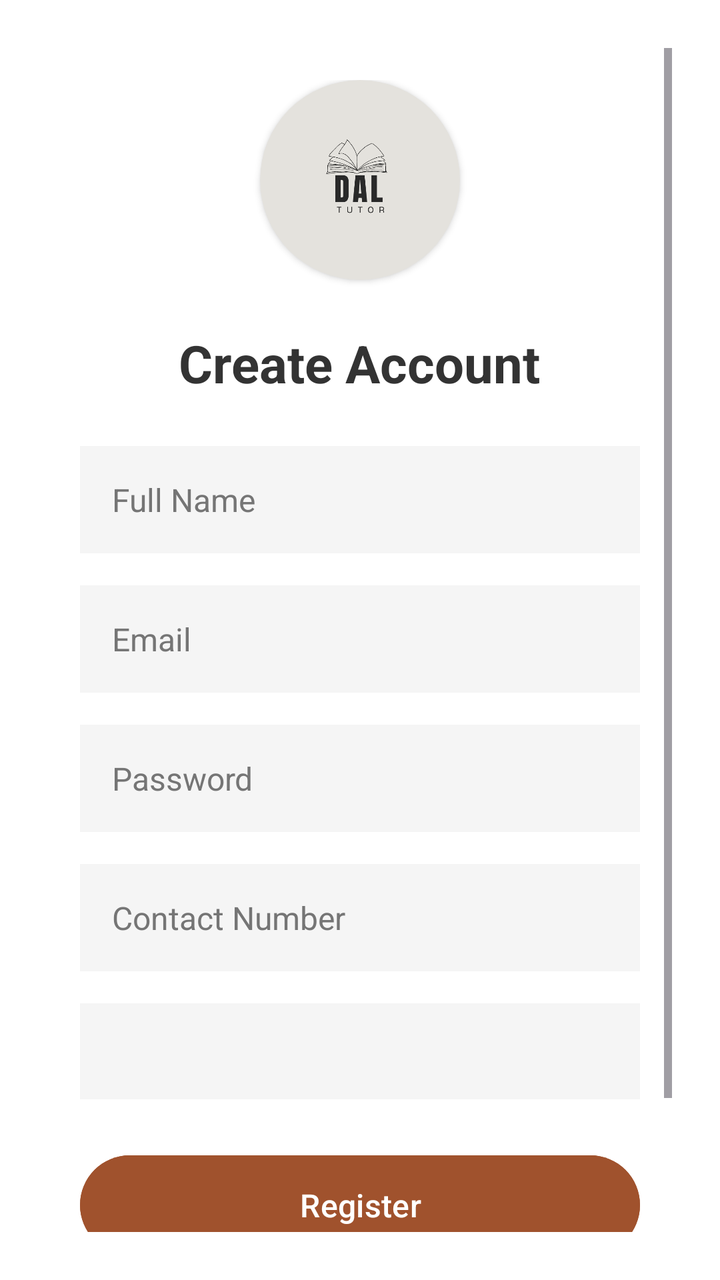
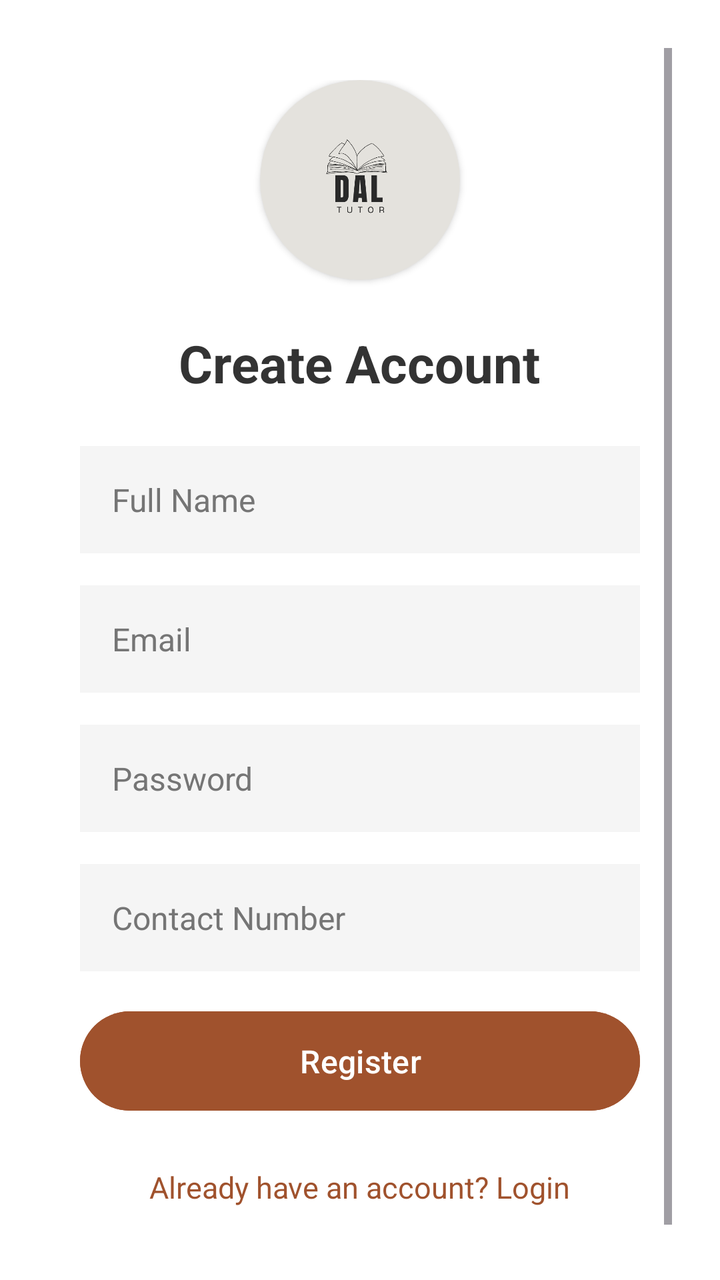

An Android layout rendered at two revisions. The XML below is the earlier revision; the diff shows what the commit changed to produce the second picture.
<!-- AndroidManifest.xml: application theme Theme.Csci3130Group1 -->
<!-- res/layout/activity_register.xml -->
<?xml version="1.0" encoding="utf-8"?>
<RelativeLayout xmlns:android="http://schemas.android.com/apk/res/android"
    xmlns:app="http://schemas.android.com/apk/res-auto"
    xmlns:tools="http://schemas.android.com/tools"
    android:layout_width="match_parent"
    android:layout_height="match_parent"
    android:background="#FFFFFF"
    android:padding="24dp"
    tools:context=".RegisterActivity">

    <ScrollView
        android:layout_width="match_parent"
        android:layout_height="match_parent"
        android:fillViewport="true">

        <LinearLayout
            android:layout_width="match_parent"
            android:layout_height="wrap_content"
            android:gravity="center"
            android:orientation="vertical"
            android:padding="16dp">

            
            <androidx.cardview.widget.CardView
                android:id="@+id/logo_container"
                android:layout_width="100dp"
                android:layout_height="100dp"
                app:cardCornerRadius="50dp"
                app:cardElevation="2dp"
                android:layout_marginBottom="24dp"
                app:cardBackgroundColor="#e4e2dd">

                <ImageView
                    android:layout_width="match_parent"
                    android:layout_height="match_parent"
                    android:src="@drawable/app_icon"
                    android:scaleType="centerInside"
                    android:padding="12dp" />
            </androidx.cardview.widget.CardView>

            
            <TextView
                android:layout_width="wrap_content"
                android:layout_height="wrap_content"
                android:text="Create Account"
                android:textSize="26sp"
                android:textStyle="bold"
                android:textColor="#333333"
                android:layout_marginBottom="24dp" />

            
            <EditText
                android:id="@+id/name_input"
                android:layout_width="match_parent"
                android:layout_height="wrap_content"
                android:hint="Full Name"
                android:inputType="textPersonName"
                android:padding="16dp"
                android:background="#F5F5F5"
                android:layout_marginBottom="16dp"
                android:textColor="@android:color/black"
                android:textColorHint="#757575"
                android:textSize="16sp"/>

            <EditText
                android:id="@+id/email_input"
                android:layout_width="match_parent"
                android:layout_height="wrap_content"
                android:hint="Email"
                android:inputType="textEmailAddress"
                android:padding="16dp"
                android:background="#F5F5F5"
                android:layout_marginBottom="16dp"
                android:textColor="@android:color/black"
                android:textColorHint="#757575"
                android:textSize="16sp"/>

            <EditText
                android:id="@+id/password_input"
                android:layout_width="match_parent"
                android:layout_height="wrap_content"
                android:hint="Password"
                android:inputType="textPassword"
                android:padding="16dp"
                android:background="#F5F5F5"
                android:layout_marginBottom="16dp"
                android:textColor="@android:color/black"
                android:textColorHint="#757575"
                android:textSize="16sp"/>

            <EditText
                android:id="@+id/contact_input"
                android:layout_width="match_parent"
                android:layout_height="wrap_content"
                android:hint="Contact Number"
                android:inputType="phone"
                android:padding="16dp"
                android:background="#F5F5F5"
                android:layout_marginBottom="16dp"
                android:textColor="@android:color/black"
                android:textColorHint="#757575"
                android:textSize="16sp"/>

            <Spinner
                android:id="@+id/role_spinner"
                android:layout_width="match_parent"
                android:layout_height="wrap_content"
                android:background="#F5F5F5"
                android:padding="14dp"
                android:minHeight="48dp"
                android:layout_marginBottom="24dp"
                android:spinnerMode="dropdown"/>

            <Button
                android:id="@+id/register_button"
                android:layout_width="match_parent"
                android:layout_height="wrap_content"
                android:backgroundTint="#A0522D"
                android:padding="14dp"
                android:text="Register"
                android:textColor="@android:color/white"
                android:textSize="16sp"/>

            
            <TextView
                android:id="@+id/login_link"
                android:layout_width="wrap_content"
                android:layout_height="wrap_content"
                android:text="Already have an account? Login"
                android:textColor="#A0522D"
                android:textSize="15sp"
                android:layout_marginTop="24dp"
                android:clickable="true"
                android:focusable="true"/>
        </LinearLayout>
    </ScrollView>
</RelativeLayout>
<!-- resources referenced by this layout -->
<resources>
  <!-- drawable app_icon: png bitmap (drawable, 18173 bytes) -->
  <style name="Theme.Csci3130Group1" parent="Base.Theme.Csci3130Group1" />
  <style name="Base.Theme.Csci3130Group1" parent="Theme.Material3.DayNight.NoActionBar">
          
          
      </style>
</resources>

<!-- the commit's change to res/layout/activity_register.xml (unified diff, before → after) -->
@@ -101,15 +101,6 @@
                 android:textColorHint="#757575"
                 android:textSize="16sp"/>
 
-            <Spinner
-                android:id="@+id/role_spinner"
-                android:layout_width="match_parent"
-                android:layout_height="wrap_content"
-                android:background="#F5F5F5"
-                android:padding="14dp"
-                android:minHeight="48dp"
-                android:layout_marginBottom="24dp"
-                android:spinnerMode="dropdown"/>
 
             <Button
                 android:id="@+id/register_button"
